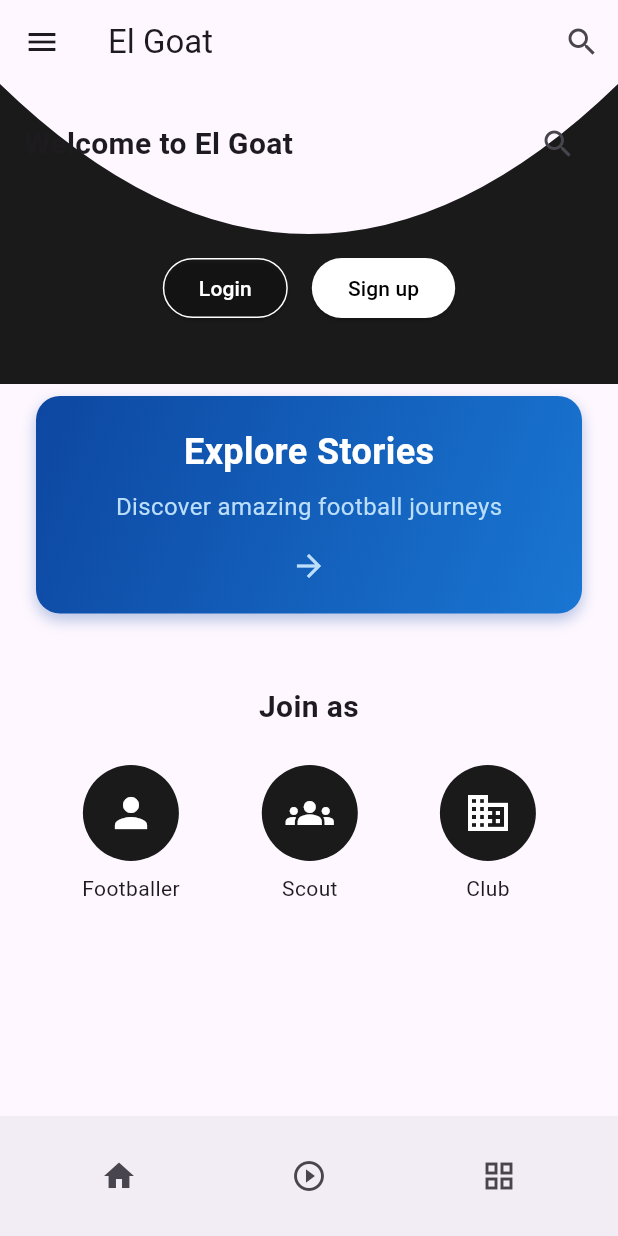
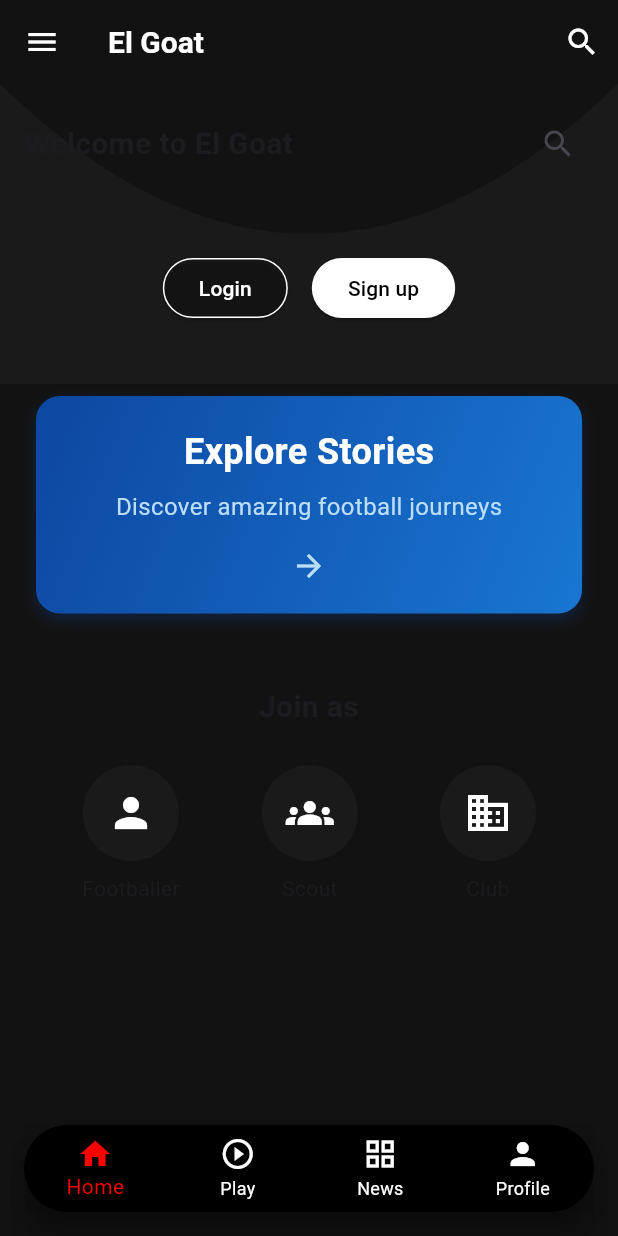
Before and after one commit to houssemisi/El-Goat, a Flutter app: the screen it shows after launch, on a phone screen of 412 x 824 dp. Run offline on Flutter 3.47's test engine with Material 3 defaults, Android fonts, the light colour scheme and no system bars; our stand-ins replace device_preview, video_player.

Commit message:
Merged latest changes and updated features

```diff
--- a/flutter_application_1/lib/main.dart
+++ b/flutter_application_1/lib/main.dart
@@ -1,11 +1,14 @@
 import 'package:flutter/material.dart';
 import 'package:flutter/foundation.dart';
 import 'package:device_preview/device_preview.dart';
-import 'package:flutter_application_1/news_home_page.dart';
-import 'home_page.dart';
-import 'stories_page.dart';
-import 'registration_page.dart';
-import 'login.dart';
+import 'screens/home_page.dart' hide NewsPage;
+import 'screens/news_page.dart';
+import 'screens/news_home_page.dart';
+import 'screens/accueil_page.dart';
+import 'screens/registration_page.dart';
+import 'screens/login.dart';
+import 'screens/stories_page.dart';
+import 'theme/app_theme.dart';
 
 void main() {
   runApp(DevicePreview(
@@ -21,17 +24,19 @@ class MyApp extends StatelessWidget {
   Widget build(BuildContext context) {
     return MaterialApp(
       title: 'Flutter Demo',
-      theme: ThemeData(
-        colorScheme: ColorScheme.fromSeed(seedColor: Colors.deepPurple),
-        useMaterial3: true,
-      ),
+      theme: AppTheme.lightTheme,
+      darkTheme: AppTheme.darkTheme,
+      themeMode: ThemeMode.light, // Change to ThemeMode.dark for dark mode
       initialRoute: '/',
       routes: {
         '/': (context) => const HomePage(),
-        '/news': (context) => NewsHomePage(toggleTheme: () {}),
+        '/news': (context) => const NewsPage(), // Add NewsPage route
+        '/news_home': (context) =>
+            NewsHomePage(toggleTheme: () {}), // Add NewsHomePage route
         '/stories': (context) => const StoriesPage(),
         '/registration': (context) => const RegistrationPage(),
         '/login': (context) => const LoginPage(),
+        '/accueil': (context) => const AcceuilPage(), // Add AccueilPage route
       },
       builder: DevicePreview.appBuilder,
       locale: DevicePreview.locale(context),
--- a/flutter_application_1/lib/home_page.dart
+++ b/flutter_application_1/lib/screens/home_page.dart
@@ -1,23 +1,39 @@
 import 'package:flutter/material.dart';
-import 'news_page.dart';
+import '../widgets/navbar/bottom_navbar.dart';
 
 class HomePage extends StatefulWidget {
-  const HomePage({super.key});
+  const HomePage({Key? key}) : super(key: key);
 
   @override
-  _HomePageState createState() => _HomePageState();
+  State<HomePage> createState() => _HomePageState();
 }
 
 class _HomePageState extends State<HomePage> {
   int _selectedIndex = 0;
+
+  void _onItemTapped(int index) {
+    setState(() {
+      _selectedIndex = index;
+    });
+
+    switch (index) {
+      case 0:
+        Navigator.pushNamed(context, '/');
+        break;
+      case 1:
+        Navigator.pushNamed(context, '/news'); // Navigate to NewsPage
+        break;
+      case 2:
+        Navigator.pushNamed(context, '/news_home'); // Navigate to NewsHomePage
+        break;
+      case 3:
+        Navigator.pushNamed(context, '/profile'); // Navigate to Profile page
+        break;
+    }
+  }
+
   bool _isSearching = false;
   final TextEditingController _searchController = TextEditingController();
-
-  static final List<Widget> _widgetOptions = <Widget>[
-    HomeContent(),
-    Text('Play Page Content'),
-    NewsPage(),
-  ];
 
   void _startSearch() {
     setState(() {
@@ -269,43 +285,15 @@ class _HomePageState extends State<HomePage> {
                     ),
                   ],
                 ),
+                const SizedBox(height: 24),
               ],
             ),
           ),
         ],
       ),
-      bottomNavigationBar: BottomAppBar(
-        shape: const CircularNotchedRectangle(),
-        notchMargin: 6.0,
-        child: Container(
-          height: 60.0,
-          child: Row(
-            mainAxisAlignment: MainAxisAlignment.spaceAround,
-            children: <Widget>[
-              IconButton(
-                icon: const Icon(Icons.home),
-                onPressed: () {
-                  Navigator.pushNamed(context, '/');
-                },
-              ),
-              IconButton(
-                icon: const Icon(Icons.play_circle_outline),
-                onPressed: () {
-                  Navigator.push(
-                    context,
-                    MaterialPageRoute(builder: (context) => const NewsPage()),
-                  );
-                },
-              ),
-              IconButton(
-                icon: const Icon(Icons.grid_view),
-                onPressed: () {
-                  Navigator.pushNamed(context, '/news');
-                },
-              ),
-            ],
-          ),
-        ),
+      bottomNavigationBar: BottomNavbar(
+        selectedIndex: _selectedIndex,
+        onItemTapped: _onItemTapped,
       ),
     );
   }
@@ -386,3 +374,19 @@ class CurvedPainter extends CustomPainter {
     return false;
   }
 }
+
+class NewsPage extends StatelessWidget {
+  const NewsPage({super.key});
+
+  @override
+  Widget build(BuildContext context) {
+    return Scaffold(
+      appBar: AppBar(
+        title: const Text('News Page'),
+      ),
+      body: const Center(
+        child: Text('News Page Content'),
+      ),
+    );
+  }
+}
--- a/flutter_application_1/lib/registration_page.dart
+++ b/flutter_application_1/lib/screens/registration_page.dart
@@ -1,5 +1,5 @@
 import 'package:flutter/material.dart';
-import 'success_page.dart';
+import '../screens/success_page.dart'; // Correct relative path
 
 class RegistrationPage extends StatefulWidget {
   const RegistrationPage({super.key});
--- a/flutter_application_1/lib/stories_page.dart
+++ b/flutter_application_1/lib/screens/stories_page.dart
@@ -8,7 +8,7 @@ class StoriesPage extends StatefulWidget {
 }
 
 class _StoriesPageState extends State<StoriesPage> {
-  int _selectedIndex = 1; // Set the initial index to 1 for Stories
+  int _selectedIndex = 0;
 
   List storiesArr = [
     {
--- /dev/null
+++ b/flutter_application_1/lib/theme/app_theme.dart
@@ -0,0 +1,59 @@
+import 'package:flutter/material.dart';
+
+class AppTheme {
+  static ThemeData lightTheme = ThemeData(
+    primarySwatch: Colors.red,
+    scaffoldBackgroundColor: const Color(0xFF121212), // Soft black background
+    fontFamily: 'Roboto',
+    brightness: Brightness.light,
+    appBarTheme: const AppBarTheme(
+      backgroundColor: Color(0xFF121212), // Soft black background
+      elevation: 0,
+      iconTheme: IconThemeData(color: Colors.white), // White icons
+      titleTextStyle: TextStyle(
+        color: Colors.white,
+        fontSize: 20,
+        fontWeight: FontWeight.bold,
+      ),
+    ),
+    bottomNavigationBarTheme: const BottomNavigationBarThemeData(
+      backgroundColor: Color(0xFF000000), // True black for contrast
+      selectedItemColor: Color(0xFFFF0000), // Red for active icons
+      unselectedItemColor: Colors.white, // White for inactive icons
+      showSelectedLabels: true,
+      showUnselectedLabels: true,
+    ),
+    textTheme: const TextTheme(
+      bodyLarge: TextStyle(color: Colors.white), // White text
+    ),
+  );
+
+  static ThemeData darkTheme = ThemeData(
+    brightness: Brightness.dark,
+    primarySwatch: Colors.red,
+    scaffoldBackgroundColor: const Color(0xFF121212), // Soft black background
+    appBarTheme: const AppBarTheme(
+      backgroundColor: Color(0xFF121212), // Soft black background
+      elevation: 0,
+      iconTheme: IconThemeData(color: Colors.white), // White icons
+      titleTextStyle: TextStyle(
+        color: Colors.white,
+        fontSize: 20,
+        fontWeight: FontWeight.bold,
+      ),
+    ),
+    bottomNavigationBarTheme: const BottomNavigationBarThemeData(
+      backgroundColor: Color(0xFF000000), // True black for contrast
+      selectedItemColor: Color(0xFFFFD700), // Gold for active icons
+      unselectedItemColor: Colors.white, // White for inactive icons
+      showSelectedLabels: true,
+      showUnselectedLabels: true,
+    ),
+    textTheme: const TextTheme(
+      bodyLarge:
+          TextStyle(color: Color.fromARGB(255, 255, 255, 255)), // White text
+      bodyMedium:
+          TextStyle(color: Color.fromARGB(255, 255, 255, 255)), // White text
+    ),
+  );
+}
--- /dev/null
+++ b/flutter_application_1/lib/widgets/auth/success_page.dart
@@ -0,0 +1 @@
+// TODO Implement this library.
--- /dev/null
+++ b/flutter_application_1/lib/widgets/common/signup_option.dart
@@ -0,0 +1,43 @@
+import 'package:flutter/material.dart';
+
+class SignupOption extends StatelessWidget {
+  final IconData icon;
+  final String title;
+  final VoidCallback onTap;
+
+  const SignupOption({
+    Key? key,
+    required this.icon,
+    required this.title,
+    required this.onTap,
+  }) : super(key: key);
+
+  @override
+  Widget build(BuildContext context) {
+    return GestureDetector(
+      onTap: onTap,
+      child: Column(
+        children: [
+          Container(
+            width: 64,
+            height: 64,
+            decoration: const BoxDecoration(
+              color: Color(0xFF1A1A1A),
+              shape: BoxShape.circle,
+            ),
+            child: Icon(
+              icon,
+              size: 32,
+              color: Colors.white,
+            ),
+          ),
+          const SizedBox(height: 8),
+          Text(
+            title,
+            style: const TextStyle(fontSize: 14),
+          ),
+        ],
+      ),
+    );
+  }
+}
--- /dev/null
+++ b/flutter_application_1/lib/widgets/navbar/bottom_navbar.dart
@@ -0,0 +1,55 @@
+import 'package:flutter/material.dart';
+
+class BottomNavbar extends StatelessWidget {
+  final int selectedIndex;
+  final Function(int) onItemTapped;
+
+  const BottomNavbar({
+    Key? key,
+    required this.selectedIndex,
+    required this.onItemTapped,
+  }) : super(key: key);
+
+  @override
+  Widget build(BuildContext context) {
+    return Padding(
+      padding: const EdgeInsets.all(16.0), // Padding to make it float
+      child: Material(
+        elevation: 8, // Elevation for shadow effect
+        borderRadius: BorderRadius.circular(30), // Rounded corners
+        color: const Color(0xFF000000), // True black background
+        child: BottomNavigationBar(
+          currentIndex: selectedIndex,
+          onTap: onItemTapped,
+          backgroundColor:
+              Colors.transparent, // Transparent to show Material color
+          selectedItemColor: Theme.of(context).brightness == Brightness.light
+              ? const Color(0xFFFF0000) // Red for light theme
+              : const Color(0xFFFFD700), // Gold for dark theme
+          unselectedItemColor: Colors.white, // White for inactive icons
+          showSelectedLabels: true, // Show labels for selected icons
+          showUnselectedLabels: true, // Show labels for unselected icons
+          type: BottomNavigationBarType.fixed, // Fixed navigation bar
+          items: const [
+            BottomNavigationBarItem(
+              icon: Icon(Icons.home),
+              label: 'Home',
+            ),
+            BottomNavigationBarItem(
+              icon: Icon(Icons.play_circle_outline),
+              label: 'Play',
+            ),
+            BottomNavigationBarItem(
+              icon: Icon(Icons.grid_view),
+              label: 'News',
+            ),
+            BottomNavigationBarItem(
+              icon: Icon(Icons.person),
+              label: 'Profile',
+            ),
+          ],
+        ),
+      ),
+    );
+  }
+}
```
Also changed, not shown: flutter_application_1/lib/accueil_page.dart (deleted, +0 -66 lines), flutter_application_1/lib/screens/accueil_page.dart (added, +47 -0 lines), flutter_application_1/lib/screens/news_home_page.dart (renamed from flutter_application_1/lib/news_home_page.dart, +9 -6 lines), flutter_application_1/lib/screens/news_page.dart (renamed from flutter_application_1/lib/news_page.dart, +15 -1 lines), flutter_application_1/lib/widgets/auth/login.dart (added, +172 -0 lines), flutter_application_1/lib/widgets/auth/login_form.dart (added, +24 -0 lines), flutter_application_1/lib/widgets/common/curved_painter.dart (added, +24 -0 lines), flutter_application_1/lib/widgets/home/home_content.dart (added, +12 -0 lines), flutter_application_1/lib/screens/login.dart (renamed from flutter_application_1/lib/login.dart), flutter_application_1/lib/screens/success_page.dart (renamed from flutter_application_1/lib/success_page.dart).
